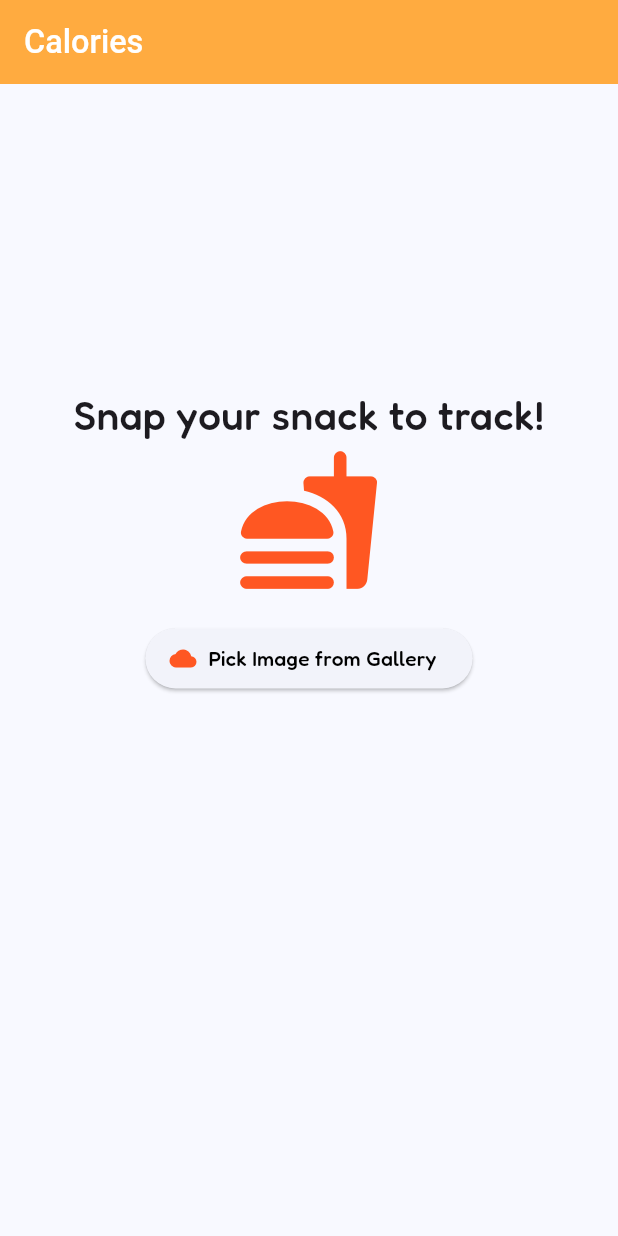
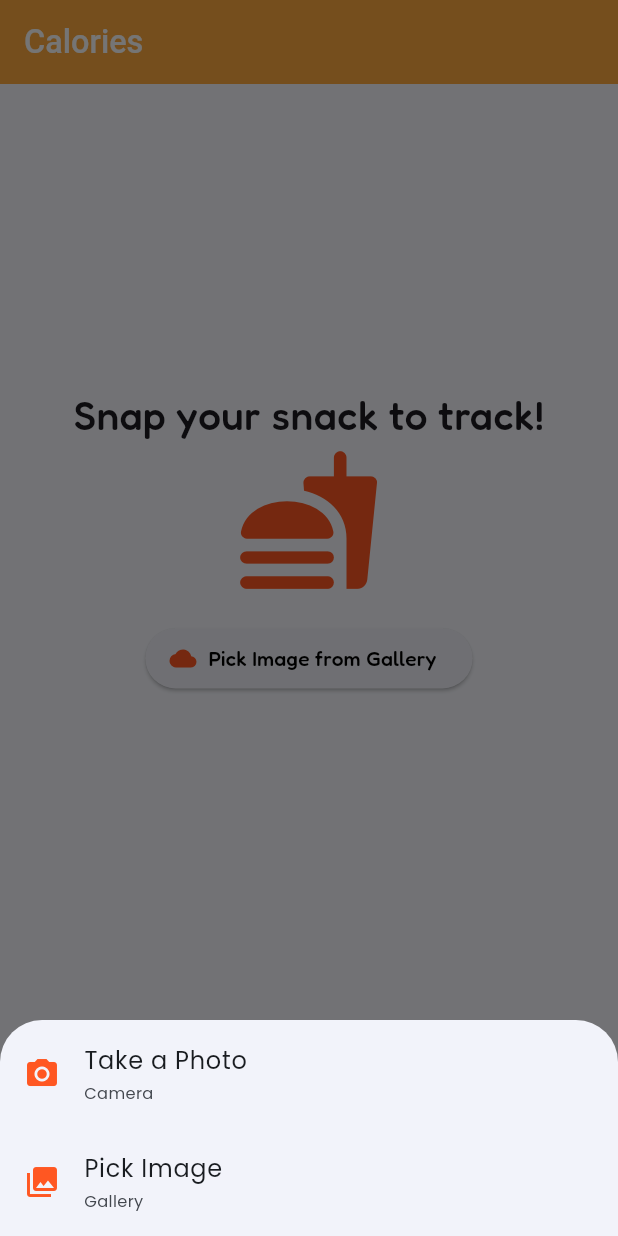
Before and after one commit to Atharva0418/Calories, a Flutter app: the screen it shows after launch, after a tap on "Pick Image from Gallery", on a phone screen of 412 x 824 dp. Run offline on Flutter 3.47's test engine with Material 3 defaults, Android fonts, the phone set to English and light mode, and no system bars; our stand-ins replace flutter_dotenv, flutter_screenutil, google_fonts, image_picker, lottie.

Commit message:
Added camera option to upload images.

```diff
--- a/lib/screens/widgets/pick_image_button.dart
+++ b/lib/screens/widgets/pick_image_button.dart
@@ -2,6 +2,7 @@ import 'dart:io';
 
 import 'package:calories/providers/nutrition_provider.dart';
 import 'package:flutter/material.dart';
+import 'package:flutter_screenutil/flutter_screenutil.dart';
 import 'package:google_fonts/google_fonts.dart';
 import 'package:image_picker/image_picker.dart';
 import 'package:provider/provider.dart';
@@ -9,10 +10,10 @@ import 'package:provider/provider.dart';
 class PickImageButton extends StatelessWidget {
   const PickImageButton({super.key});
 
-  Future<void> _pickImage(BuildContext context) async {
+  Future<void> _pickImage(BuildContext context, ImageSource source) async {
     final provider = context.read<NutritionProvider>();
     final picker = ImagePicker();
-    final pickedFile = await picker.pickImage(source: ImageSource.gallery);
+    final pickedFile = await picker.pickImage(source: source);
 
     if (pickedFile != null) {
       final imageFile = File(pickedFile.path);
@@ -22,10 +23,41 @@ class PickImageButton extends StatelessWidget {
     }
   }
 
+  void _showSourceSelector(BuildContext context) {
+    showModalBottomSheet(
+      context: context,
+      builder:
+          (ctx) => SafeArea(
+            child: Wrap(
+              children: [
+                ListTile(
+                  leading: Icon(Icons.photo_camera, color: Colors.deepOrange),
+                  title: Text('Take a Photo'),
+                  subtitle: Text('Camera', style: TextStyle(fontSize: 12.h)),
+                  onTap: () {
+                    Navigator.of(ctx).pop();
+                    _pickImage(context, ImageSource.camera);
+                  },
+                ),
+                ListTile(
+                  leading: Icon(Icons.photo_library, color: Colors.deepOrange),
+                  title: Text("Pick Image"),
+                  subtitle: Text("Gallery", style: TextStyle(fontSize: 12.h)),
+                  onTap: () {
+                    Navigator.of(context).pop();
+                    _pickImage(context, ImageSource.gallery);
+                  },
+                ),
+              ],
+            ),
+          ),
+    );
+  }
+
   @override
   Widget build(BuildContext context) {
     return ElevatedButton.icon(
-      onPressed: () => _pickImage(context),
+      onPressed: () => _showSourceSelector(context),
       icon: Icon(Icons.cloud, color: Colors.deepOrange),
       label: Text(
         'Pick Image from Gallery',
```
